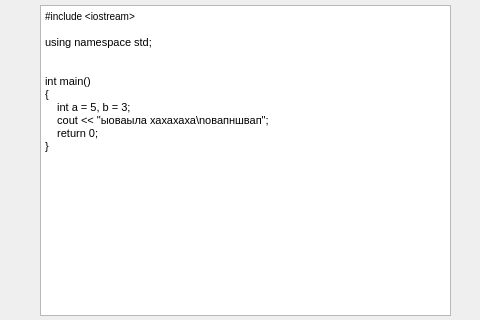
The window that mainwindow.ui (geroineee/ARM_QT) describes before a commit, drawn with Qt 5; both pictures show x 0 to 480 and y 95 to 415 of the 800 by 600 pixel window.
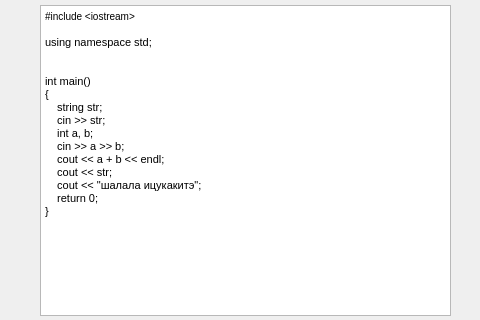
The same window after the commit.

Patch:
```diff
--- a/mainwindow.ui
+++ b/mainwindow.ui
@@ -48,13 +48,18 @@
 p, li { white-space: pre-wrap; }
 &lt;/style&gt;&lt;/head&gt;&lt;body style=&quot; font-family:'MS Shell Dlg 2'; font-size:7.8pt; font-weight:400; font-style:normal;&quot;&gt;
 &lt;p style=&quot; margin-top:0px; margin-bottom:0px; margin-left:0px; margin-right:0px; -qt-block-indent:0; text-indent:0px;&quot;&gt;&lt;span style=&quot; color:#000000;&quot;&gt;#include &amp;lt;iostream&amp;gt;&lt;/span&gt;&lt;/p&gt;
-&lt;p style=&quot;-qt-paragraph-type:empty; margin-top:0px; margin-bottom:0px; margin-left:0px; margin-right:0px; -qt-block-indent:0; text-indent:0px;&quot;&gt;&lt;br /&gt;&lt;/p&gt;
+&lt;p style=&quot;-qt-paragraph-type:empty; margin-top:0px; margin-bottom:0px; margin-left:0px; margin-right:0px; -qt-block-indent:0; text-indent:0px; color:#000000;&quot;&gt;&lt;br /&gt;&lt;/p&gt;
 &lt;p style=&quot; margin-top:0px; margin-bottom:0px; margin-left:0px; margin-right:0px; -qt-block-indent:0; text-indent:0px;&quot;&gt;&lt;span style=&quot; font-family:'Consolas','Courier New','monospace'; font-size:8pt; color:#000000;&quot;&gt;using namespace std;&lt;/span&gt;&lt;/p&gt;
 &lt;p style=&quot; margin-top:0px; margin-bottom:0px; margin-left:0px; margin-right:0px; -qt-block-indent:0; text-indent:0px;&quot;&gt;&lt;span style=&quot; font-family:'Consolas','Courier New','monospace'; font-size:8pt; color:#000000;&quot;&gt;&lt;br /&gt;&lt;/span&gt;&lt;/p&gt;
 &lt;p style=&quot; margin-top:0px; margin-bottom:0px; margin-left:0px; margin-right:0px; -qt-block-indent:0; text-indent:0px;&quot;&gt;&lt;span style=&quot; font-family:'Consolas','Courier New','monospace'; font-size:8pt; color:#000000;&quot;&gt;int main()&lt;/span&gt;&lt;/p&gt;
 &lt;p style=&quot; margin-top:0px; margin-bottom:0px; margin-left:0px; margin-right:0px; -qt-block-indent:0; text-indent:0px;&quot;&gt;&lt;span style=&quot; font-family:'Consolas','Courier New','monospace'; font-size:8pt; color:#000000;&quot;&gt;{&lt;/span&gt;&lt;/p&gt;
-&lt;p style=&quot; margin-top:0px; margin-bottom:0px; margin-left:0px; margin-right:0px; -qt-block-indent:0; text-indent:0px;&quot;&gt;&lt;span style=&quot; font-family:'Consolas','Courier New','monospace'; font-size:8pt; color:#000000;&quot;&gt;    int a = 5, b = 3;&lt;/span&gt;&lt;/p&gt;
-&lt;p style=&quot; margin-top:0px; margin-bottom:0px; margin-left:0px; margin-right:0px; -qt-block-indent:0; text-indent:0px;&quot;&gt;&lt;span style=&quot; font-family:'Consolas','Courier New','monospace'; font-size:8pt; color:#000000;&quot;&gt;    cout &amp;lt;&amp;lt; &amp;quot;ыоваыла хахахаха\nовапншвап&amp;quot;;&lt;/span&gt;&lt;/p&gt;
+&lt;p style=&quot; margin-top:0px; margin-bottom:0px; margin-left:0px; margin-right:0px; -qt-block-indent:0; text-indent:0px;&quot;&gt;&lt;span style=&quot; font-family:'Consolas','Courier New','monospace'; font-size:8pt; color:#000000;&quot;&gt;    string str;&lt;/span&gt;&lt;/p&gt;
+&lt;p style=&quot; margin-top:0px; margin-bottom:0px; margin-left:0px; margin-right:0px; -qt-block-indent:0; text-indent:0px;&quot;&gt;&lt;span style=&quot; font-family:'Consolas','Courier New','monospace'; font-size:8pt; color:#000000;&quot;&gt;    cin &amp;gt;&amp;gt; str;&lt;/span&gt;&lt;/p&gt;
+&lt;p style=&quot; margin-top:0px; margin-bottom:0px; margin-left:0px; margin-right:0px; -qt-block-indent:0; text-indent:0px;&quot;&gt;&lt;span style=&quot; font-family:'Consolas','Courier New','monospace'; font-size:8pt; color:#000000;&quot;&gt;    int a, b;&lt;/span&gt;&lt;/p&gt;
+&lt;p style=&quot; margin-top:0px; margin-bottom:0px; margin-left:0px; margin-right:0px; -qt-block-indent:0; text-indent:0px;&quot;&gt;&lt;span style=&quot; font-family:'Consolas','Courier New','monospace'; font-size:8pt; color:#000000;&quot;&gt;    cin &amp;gt;&amp;gt; a &amp;gt;&amp;gt; b;&lt;/span&gt;&lt;/p&gt;
+&lt;p style=&quot; margin-top:0px; margin-bottom:0px; margin-left:0px; margin-right:0px; -qt-block-indent:0; text-indent:0px;&quot;&gt;&lt;span style=&quot; font-family:'Consolas','Courier New','monospace'; font-size:8pt; color:#000000;&quot;&gt;    cout &amp;lt;&amp;lt; a + b &amp;lt;&amp;lt; endl;&lt;/span&gt;&lt;/p&gt;
+&lt;p style=&quot; margin-top:0px; margin-bottom:0px; margin-left:0px; margin-right:0px; -qt-block-indent:0; text-indent:0px;&quot;&gt;&lt;span style=&quot; font-family:'Consolas','Courier New','monospace'; font-size:8pt; color:#000000;&quot;&gt;    cout &amp;lt;&amp;lt; str;&lt;/span&gt;&lt;/p&gt;
+&lt;p style=&quot; margin-top:0px; margin-bottom:0px; margin-left:0px; margin-right:0px; -qt-block-indent:0; text-indent:0px;&quot;&gt;&lt;span style=&quot; font-family:'Consolas','Courier New','monospace'; font-size:8pt; color:#000000;&quot;&gt;    cout &amp;lt;&amp;lt; &amp;quot;шалала ицукакитэ&amp;quot;;&lt;/span&gt;&lt;/p&gt;
 &lt;p style=&quot; margin-top:0px; margin-bottom:0px; margin-left:0px; margin-right:0px; -qt-block-indent:0; text-indent:0px;&quot;&gt;&lt;span style=&quot; font-family:'Consolas','Courier New','monospace'; font-size:8pt; color:#000000;&quot;&gt;    return 0;&lt;/span&gt;&lt;/p&gt;
 &lt;p style=&quot; margin-top:0px; margin-bottom:0px; margin-left:0px; margin-right:0px; -qt-block-indent:0; text-indent:0px;&quot;&gt;&lt;span style=&quot; font-family:'Consolas','Courier New','monospace'; font-size:8pt; color:#000000;&quot;&gt;}&lt;/span&gt;&lt;/p&gt;&lt;/body&gt;&lt;/html&gt;</string>
     </property>
```
Left out of the diff: 4 changed lines with no effect on the pictures.
